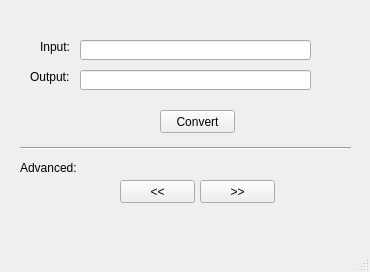
Old version of the form mainwindow.ui in the repository plainoldprogrammer/binary-number-viewer.
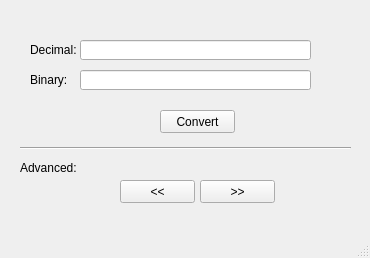
New version of the form.

Commit message: renaming some labels in the main window

```diff
--- a/mainwindow.ui
+++ b/mainwindow.ui
@@ -7,7 +7,7 @@
     <x>0</x>
     <y>0</y>
     <width>370</width>
-    <height>272</height>
+    <height>258</height>
    </rect>
   </property>
   <property name="windowTitle">
@@ -37,14 +37,14 @@
    <widget class="QLabel" name="labelInput">
     <property name="geometry">
      <rect>
-      <x>40</x>
+      <x>30</x>
       <y>40</y>
-      <width>47</width>
-      <height>14</height>
+      <width>51</width>
+      <height>20</height>
      </rect>
     </property>
     <property name="text">
-     <string>Input:</string>
+     <string>Decimal:</string>
     </property>
    </widget>
    <widget class="QLabel" name="labelOutput">
@@ -52,12 +52,12 @@
      <rect>
       <x>30</x>
       <y>70</y>
-      <width>47</width>
-      <height>14</height>
+      <width>51</width>
+      <height>20</height>
      </rect>
     </property>
     <property name="text">
-     <string>Output:</string>
+     <string>Binary:</string>
     </property>
    </widget>
    <widget class="QPushButton" name="pushButtonConvert">
```
